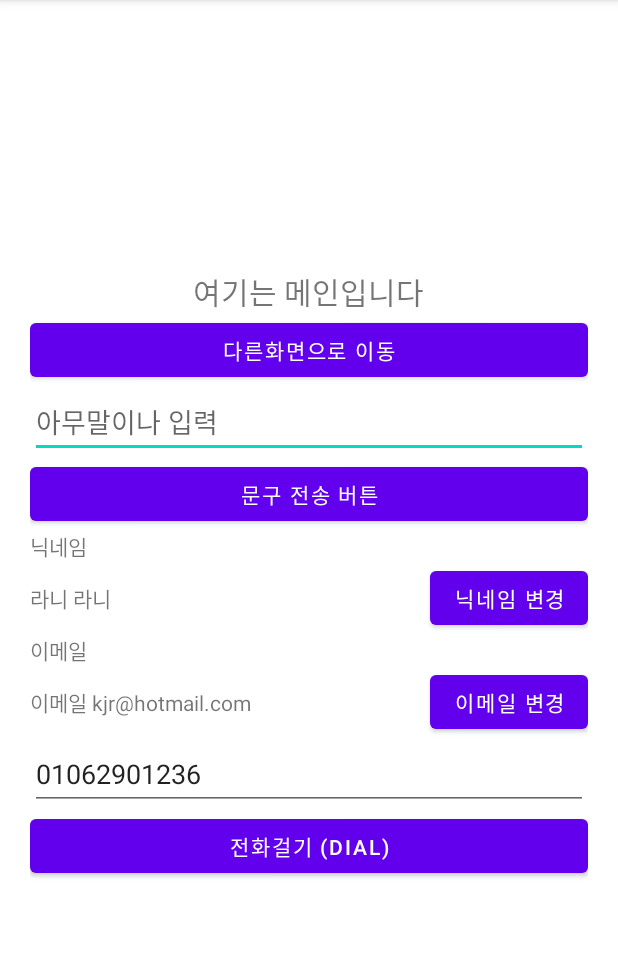
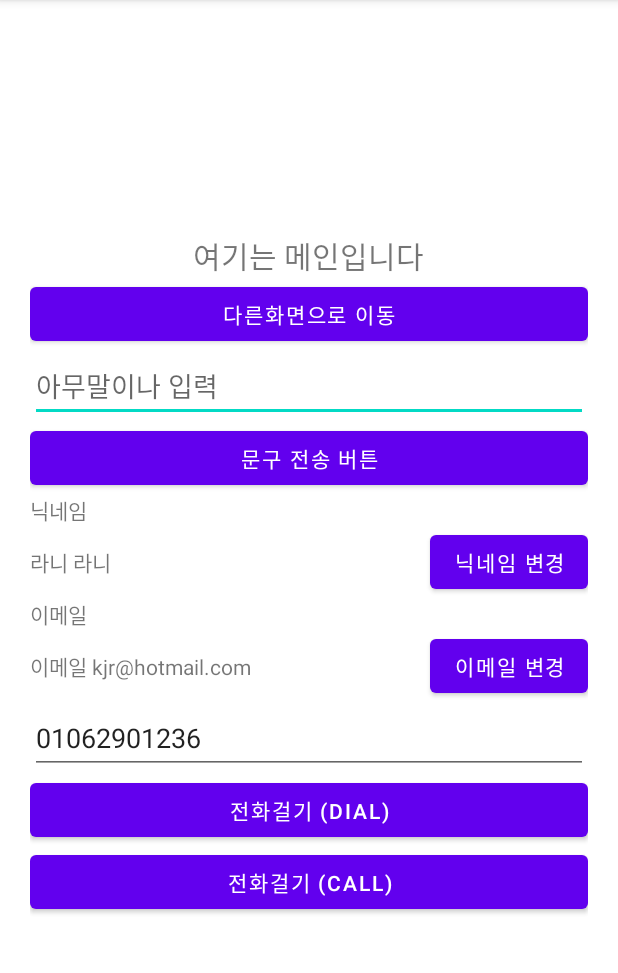
Before and after one commit to kimjungnan/Intent_20211113, an Android app: the screen it shows after launch (MainActivity), after a tap on "전화걸기 (DIAL)", on a phone screen of 412 x 824 dp, the part 84-1057 px from its top. Run offline under Robolectric (Android 15) with nearby library versions, the phone set to English and light mode, and no system bars.

Commit message:
Dial 액센 체험 - 콜  - 권한획득 오류 포함

```diff
--- a/app/src/main/java/com/neppplus/intent_20211113/MainActivity.kt
+++ b/app/src/main/java/com/neppplus/intent_20211113/MainActivity.kt
@@ -19,13 +19,24 @@ class MainActivity : AppCompatActivity() {
 
         btnDial.setOnClickListener {
 //            입력한 전화번호 추츨(변수에 저장)
-            val inputPoneNum = editPhoneNum.text.toString()
+            val inputPhoneNum = editPhoneNum.text.toString()
 
 //            그 전화전호에 실제 전화 연결
-            val myUri = Uri.parse("tel:01062901236")
+            val myUri = Uri.parse("tel:${inputPhoneNum}")
             val myIntent = Intent( Intent.ACTION_DIAL, myUri )
             startActivity(myIntent)
         }
+
+        btnCall.setOnClickListener {
+//            입력한 전화번호 추츨(변수에 저장)
+            val inputPhoneNum = editPhoneNum.text.toString()
+
+//            그 전화전호에 실제 전화 연결
+            val myUri = Uri.parse("tel:${inputPhoneNum}")
+            val myIntent = Intent( Intent.ACTION_CALL, myUri )
+            startActivity(myIntent)
+        }
+
 
         btnMoveToOther.setOnClickListener {
 
--- a/app/src/main/res/layout/activity_main.xml
+++ b/app/src/main/res/layout/activity_main.xml
@@ -121,6 +121,11 @@
         android:id="@+id/btnDial"
         android:text="전화걸기 (DIAL)"/>
 
+    <Button
+        android:layout_width="match_parent"
+        android:layout_height="wrap_content"
+        android:id="@+id/btnCall"
+        android:text="전화걸기 (CALL)"/>
 
 
 </LinearLayout>
```
